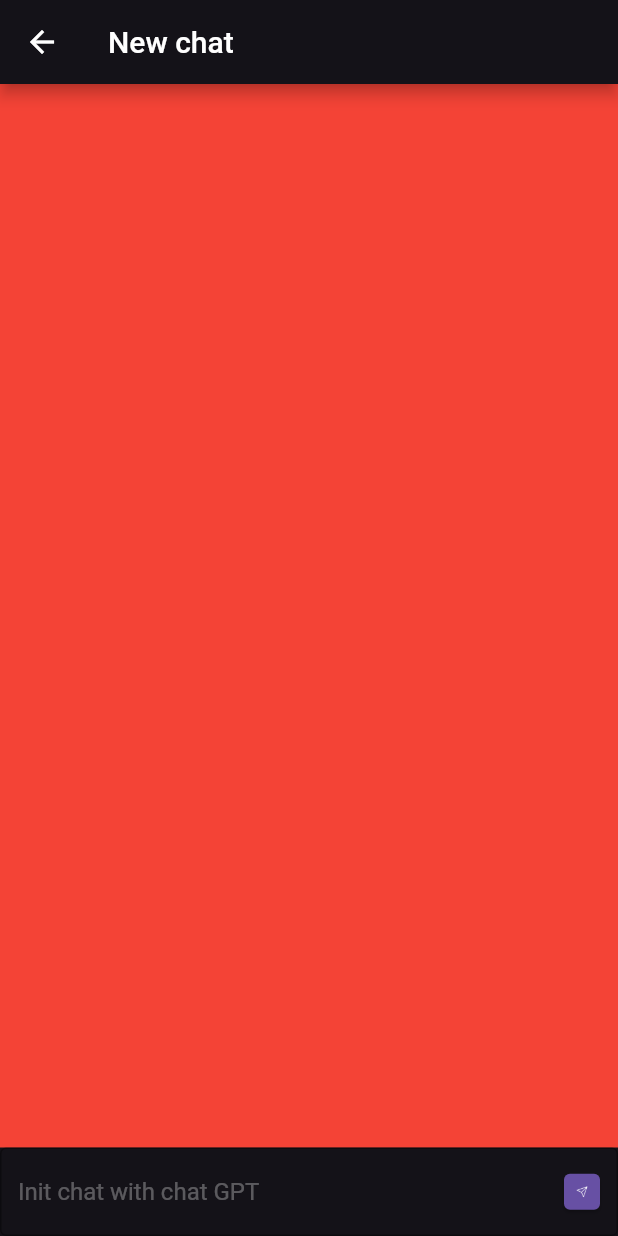
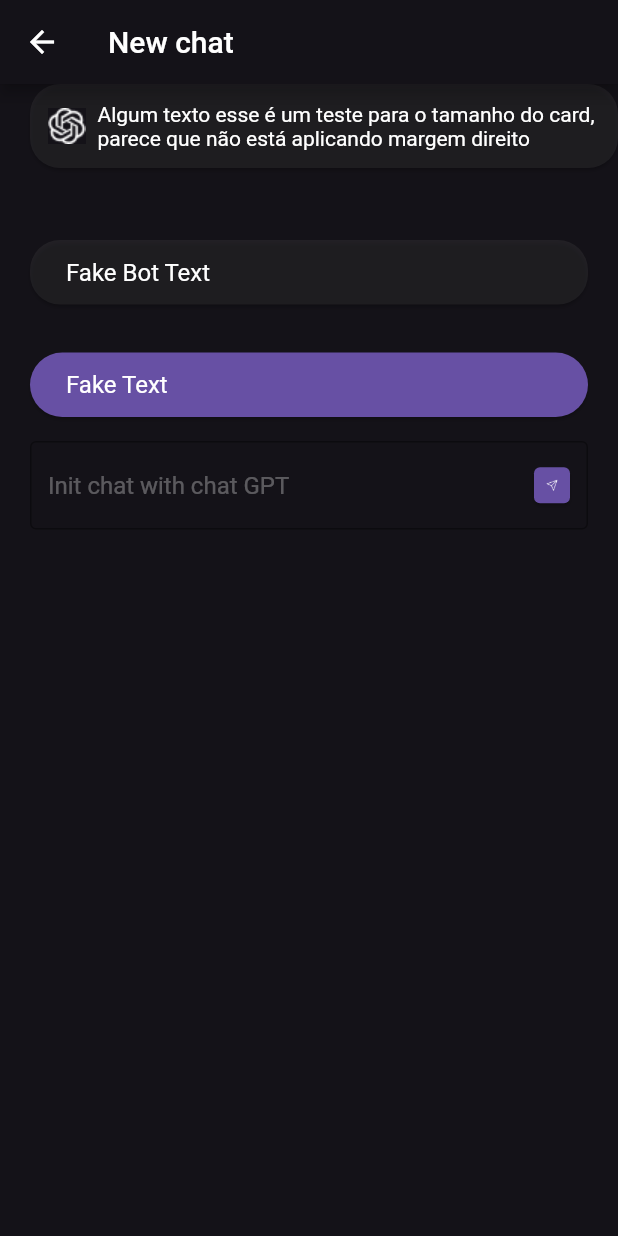
Before and after one commit to spolaorthays/gpt-flutter, a Flutter app: the screen it shows after launch, after a tap on an icon or button, on a phone screen of 412 x 824 dp. Run offline on Flutter 3.47's test engine with Material 2 defaults, Android fonts, the phone set to English and light mode, and no system bars; our stand-ins replace dio, equatable, get_it, go_router, injectable, pretty_dio_logger.

Commit message:
ajust card image

```diff
--- /dev/null
+++ b/gpt_flutter/lib/commons/components/model/card_margin_model.dart
@@ -0,0 +1,13 @@
+class CardMarginModel {
+  final double top;
+  final double left;
+  final double right;
+  final double bottom;
+
+  CardMarginModel({
+    required this.top,
+    required this.left,
+    required this.right,
+    required this.bottom,
+  });
+}
--- a/gpt_flutter/lib/commons/components/model/card_text_model.dart
+++ /dev/null
@@ -1,13 +0,0 @@
-class CardTextModel {
-  int r = 0;
-  int g = 0;
-  int b = 0;
-  double opacity = 0;
-
-  CardTextModel(int r2, int g2, int b2, double o2) {
-    r = r2;
-    g = g2;
-    b = b2;
-    opacity = o2;
-  }
-}
--- /dev/null
+++ b/gpt_flutter/lib/commons/components/widgets/card_image_text_widget.dart
@@ -0,0 +1,55 @@
+import 'package:flutter/material.dart';
+import 'package:gpt_flutter/commons/components/model/card_margin_model.dart';
+
+class CardImageTextWidget extends StatelessWidget {
+  final CardMarginModel marginModel;
+  final double cardRadius;
+
+  const CardImageTextWidget({
+    super.key,
+    required this.marginModel,
+    required this.cardRadius,
+  });
+
+  @override
+  Widget build(BuildContext context) {
+    return SizedBox(
+      child: Card(
+        shape: RoundedRectangleBorder(
+          borderRadius: BorderRadius.all(
+            Radius.circular(
+              cardRadius, //20 or 60
+            ),
+          ),
+        ),
+        margin: EdgeInsets.only(
+          left: marginModel.left, //20 or 0
+          right: marginModel.right, //0 or 20
+          top: marginModel.top, //0
+          bottom: marginModel.bottom, //32
+        ),
+        color: const Color(0x335C5C5C), //or 0xFF6750A4
+        child: Padding(
+          padding: const EdgeInsets.all(12),
+          child: Row(
+            mainAxisAlignment:
+                MainAxisAlignment.start, //? MainAxisAlignment.end,
+            crossAxisAlignment: CrossAxisAlignment.center,
+            children: [
+              Image.asset('assets/images/open_ai_logo.png'),
+              Container(
+                width: 8,
+              ),
+              const Expanded(
+                child: Text(
+                  'Algum texto esse é um teste para o tamanho do card, parece que não está aplicando margem direito',
+                  style: TextStyle(color: Colors.white),
+                ),
+              ),
+            ],
+          ),
+        ),
+      ),
+    );
+  }
+}
--- a/gpt_flutter/lib/commons/components/widgets/card_text_widget.dart
+++ b/gpt_flutter/lib/commons/components/widgets/card_text_widget.dart
@@ -1,17 +1,21 @@
 import 'package:flutter/material.dart';
-import 'package:gpt_flutter/commons/components/model/card_text_model.dart';
 
 class CardTextWidget extends StatelessWidget {
   final String cardText;
-  final CardTextModel rgboColors;
+  final Color cardColor;
+  final double borderRadius;
 
-  const CardTextWidget(
-      {super.key, required this.cardText, required this.rgboColors});
+  const CardTextWidget({
+    super.key,
+    required this.cardText,
+    required this.cardColor,
+    required this.borderRadius,
+  });
 
   @override
   Widget build(BuildContext context) {
     return SizedBox(
-      width: double.infinity,
+      width: double.maxFinite,
       child: Card(
         margin: const EdgeInsets.only(
           left: 20,
@@ -19,15 +23,10 @@ class CardTextWidget extends StatelessWidget {
           right: 20,
           bottom: 16,
         ),
-        color: Color.fromRGBO(
-          rgboColors.r,
-          rgboColors.g,
-          rgboColors.b,
-          rgboColors.opacity,
-        ),
-        shape: const RoundedRectangleBorder(
+        color: cardColor,
+        shape: RoundedRectangleBorder(
           borderRadius: BorderRadius.all(
-            Radius.circular(8),
+            Radius.circular(borderRadius),
           ),
         ),
         child: Padding(
--- a/gpt_flutter/lib/commons/components/widgets/onboard_pageview_widget.dart
+++ b/gpt_flutter/lib/commons/components/widgets/onboard_pageview_widget.dart
@@ -1,19 +1,18 @@
 import 'package:flutter/material.dart';
-import 'package:gpt_flutter/commons/components/model/card_text_model.dart';
 import 'package:gpt_flutter/commons/components/widgets/page_element_widget.dart';
 
 class OnboardPageViewWidget extends StatelessWidget {
   final List<String> imagePaths;
   final List<String> imageTexts;
   final List<List<String>> cardTexts;
-  final CardTextModel rgboModel;
+  final Color cardColor;
 
   const OnboardPageViewWidget({
     super.key,
     required this.imagePaths,
     required this.imageTexts,
     required this.cardTexts,
-    required this.rgboModel,
+    required this.cardColor,
   });
 
   @override
@@ -36,19 +35,19 @@ class OnboardPageViewWidget extends StatelessWidget {
           imagePath: imagePaths.elementAt(0),
           imageText: imageTexts.elementAt(0),
           cardText: cardTexts.elementAt(0),
-          cardColor: rgboModel,
+          cardColor: cardColor,
         ),
         PageElementWidget(
           imagePath: imagePaths.elementAt(1),
           imageText: imageTexts.elementAt(1),
           cardText: cardTexts.elementAt(1),
-          cardColor: rgboModel,
+          cardColor: cardColor,
         ),
         PageElementWidget(
           imagePath: imagePaths.elementAt(2),
           imageText: imageTexts.elementAt(2),
           cardText: cardTexts.elementAt(2),
-          cardColor: rgboModel,
+          cardColor: cardColor,
         ),
       ],
     );
--- a/gpt_flutter/lib/commons/components/widgets/page_element_widget.dart
+++ b/gpt_flutter/lib/commons/components/widgets/page_element_widget.dart
@@ -1,6 +1,5 @@
 import 'package:flutter/material.dart';
 
-import '../model/card_text_model.dart';
 import 'card_text_widget.dart';
 import 'image_text_widget.dart';
 
@@ -8,7 +7,7 @@ class PageElementWidget extends StatelessWidget {
   final String imagePath;
   final String imageText;
   final List<String> cardText;
-  final CardTextModel cardColor;
+  final Color cardColor;
 
   const PageElementWidget({
     super.key,
@@ -32,7 +31,8 @@ class PageElementWidget extends StatelessWidget {
             (index) {
               return CardTextWidget(
                 cardText: cardText.elementAt(index),
-                rgboColors: cardColor,
+                cardColor: cardColor,
+                borderRadius: 8,
               );
             },
           ),
--- a/gpt_flutter/lib/features/chat/presentation/chat_page.dart
+++ b/gpt_flutter/lib/features/chat/presentation/chat_page.dart
@@ -1,7 +1,11 @@
 import 'package:flutter/material.dart';
 import 'package:get_it/get_it.dart';
+import 'package:gpt_flutter/commons/components/model/card_margin_model.dart';
+import 'package:gpt_flutter/commons/components/widgets/card_text_widget.dart';
 import 'package:gpt_flutter/features/chat/data/model/chat_model.dart';
 import 'package:gpt_flutter/features/chat/data/service/chat_service.dart';
+
+import '../../../commons/components/widgets/card_image_text_widget.dart';
 
 class ChatWidget extends StatelessWidget {
   const ChatWidget({super.key});
@@ -21,14 +25,49 @@ class ChatWidget extends StatelessWidget {
       ),
       body: Column(
         children: [
-          Expanded(
+          /*Expanded(
+            child: SizedBox(
+              //width: double.infinity,
+              //height: double.infinity,
+              child: Row(
+                children: [
+                  FractionallySizedBox(
+                    widthFactor: 0.7,
                     child: Container(
-              color: Colors.red,
-              width: double.infinity,
-              height: double.infinity,
+                      color: Colors.amber,
                     ),
                   ),
-          TextField(
+                  FractionallySizedBox(
+                    widthFactor: 0.4,
+                    child: Container(
+                      color: Colors.purple,
+                    ),
+                  ),
+                ],
+              ),
+            ),
+          ),*/
+          CardImageTextWidget(
+            marginModel:
+                CardMarginModel(top: 0, left: 20, right: 0, bottom: 32),
+            cardRadius: 20,
+          ),
+          const CardTextWidget(
+            cardText: 'Fake Bot Text',
+            cardColor: Color(0x335C5C5C),
+            borderRadius: 20,
+          ),
+          const CardTextWidget(
+            cardText: 'Fake Text',
+            cardColor: Color(0xFF6750A4),
+            borderRadius: 60,
+          ),
+          Padding(
+            padding: const EdgeInsets.only(
+              left: 20,
+              right: 20,
+            ),
+            child: TextField(
               decoration: InputDecoration(
                 border: const OutlineInputBorder(),
                 hintText: 'Init chat with chat GPT',
@@ -77,6 +116,7 @@ class ChatWidget extends StatelessWidget {
                 color: Colors.white,
               ),
             ),
+          ),
         ],
       ),
     );
--- a/gpt_flutter/lib/features/onboard/presentation/onboard_page.dart
+++ b/gpt_flutter/lib/features/onboard/presentation/onboard_page.dart
@@ -2,7 +2,6 @@ import 'package:flutter/material.dart';
 import 'package:go_router/go_router.dart';
 import 'package:gpt_flutter/commons/components/custom/custom_button_background.dart';
 
-import '../../../commons/components/model/card_text_model.dart';
 import '../../../commons/components/widgets/onboard_pageview_widget.dart';
 
 class OnboardWidget extends StatelessWidget {
@@ -92,7 +91,7 @@ class OnboardWidget extends StatelessWidget {
                 imagePaths: paths,
                 imageTexts: iTexts,
                 cardTexts: cTexts,
-                rgboModel: CardTextModel(255, 255, 255, 0.08),
+                cardColor: const Color(0x335C5C5C),
               ),
             ),
             SizedBox(
```
Lines whose indentation alone changed are shown as unchanged.
